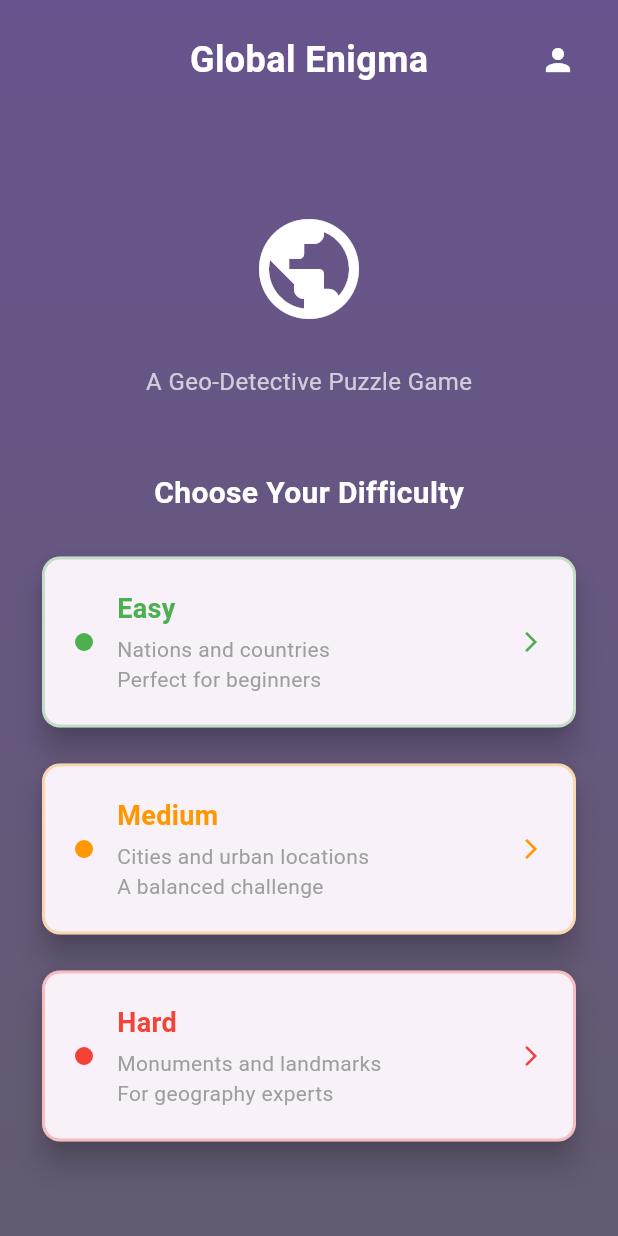
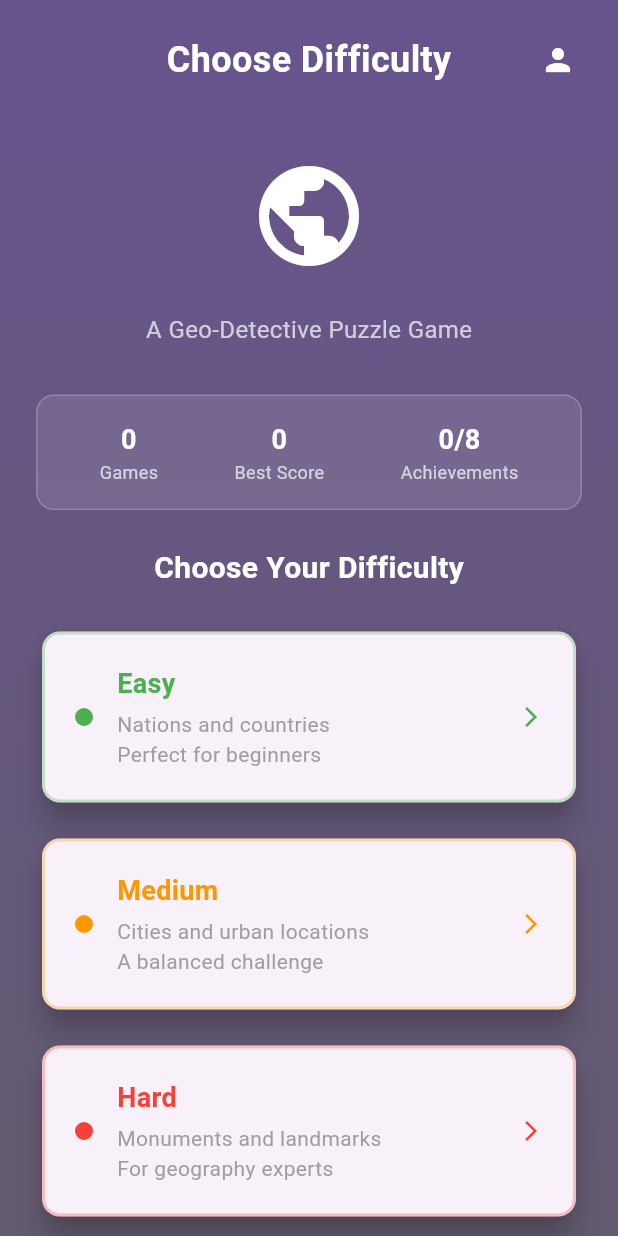
Before and after one commit to luca-zardini-afliant/GeoEnigma, a Flutter app: the StartScreen screen opened directly, on a phone screen of 412 x 824 dp. Run offline on Flutter 3.47's test engine with Material 3 defaults, Android fonts, the phone set to English and light mode, and no system bars; our stand-ins replace flutter_map, latlong2, shared_preferences; accounts and stored records are empty.

Commit message:
feat: Improve game navigation and user experience
- Fix game over dialog navigation by adding 'Back to Menu' button
- Add proper back button to game screen (returns to difficulty selection)
- Add floating action button for quick profile access during gameplay
- Improve start screen with quick stats display showing user progress
- Change navigation from pushReplacement to push for better back navigation
- Add user profile stats preview on difficulty selection screen
- Update header text to be more descriptive ('Choose Difficulty')

Navigation Improvements:
- Game over dialog now has two options: 'Back to Menu' and 'Play Again'
- Users can easily return to difficulty selection without being trapped
- Quick access to profile from both start screen and game screen
- Better visual feedback with user stats on start screen
- Improved overall navigation flow and user experience

Technical Changes:
- Convert StartScreen to StatefulWidget to load user profile
- Add ProfileScreen import to GameScreen
- Add UserStorageService integration to StartScreen
- Improve navigation stack management
- Add quick stats widget with games played, best score, and achievements

This fixes the issue where users were trapped in the game over state
and provides a much better overall navigation experience.

```diff
--- a/lib/screens/start_screen.dart
+++ b/lib/screens/start_screen.dart
@@ -1,11 +1,37 @@
 import 'package:flutter/material.dart';
 import 'game_screen.dart';
 import 'profile_screen.dart';
+import '../services/user_storage_service.dart';
+import '../models/user_profile.dart';
 
 enum Difficulty { easy, medium, hard }
 
-class StartScreen extends StatelessWidget {
+class StartScreen extends StatefulWidget {
   const StartScreen({super.key});
+
+  @override
+  State<StartScreen> createState() => _StartScreenState();
+}
+
+class _StartScreenState extends State<StartScreen> {
+  UserProfile? _userProfile;
+
+  @override
+  void initState() {
+    super.initState();
+    _loadUserProfile();
+  }
+
+  Future<void> _loadUserProfile() async {
+    try {
+      final profile = await UserStorageService.loadUserProfile();
+      setState(() {
+        _userProfile = profile;
+      });
+    } catch (e) {
+      // Handle error silently
+    }
+  }
 
   @override
   Widget build(BuildContext context) {
@@ -32,7 +58,7 @@ class StartScreen extends StatelessWidget {
                   children: [
                     const SizedBox(width: 48), // Spacer for centering
                     const Text(
-                      'Global Enigma',
+                      'Choose Difficulty',
                       style: TextStyle(
                         fontSize: 24,
                         fontWeight: FontWeight.bold,
@@ -71,7 +97,9 @@ class StartScreen extends StatelessWidget {
                             color: Colors.white70,
                           ),
                         ),
-                        const SizedBox(height: 48),
+                        const SizedBox(height: 32),
+                        if (_userProfile != null) _buildQuickStats(),
+                        const SizedBox(height: 24),
                         const Text(
                           'Choose Your Difficulty',
                           style: TextStyle(
@@ -181,10 +209,54 @@ class StartScreen extends StatelessWidget {
   }
 
   void _startGame(BuildContext context, Difficulty difficulty) {
-    Navigator.of(context).pushReplacement(
+    Navigator.of(context).push(
       MaterialPageRoute(
         builder: (context) => GameScreen(initialDifficulty: difficulty),
       ),
     );
   }
+
+  Widget _buildQuickStats() {
+    if (_userProfile == null) return const SizedBox.shrink();
+
+    return Container(
+      padding: const EdgeInsets.all(16),
+      decoration: BoxDecoration(
+        color: Colors.white.withOpacity(0.1),
+        borderRadius: BorderRadius.circular(12),
+        border: Border.all(color: Colors.white.withOpacity(0.2)),
+      ),
+      child: Row(
+        mainAxisAlignment: MainAxisAlignment.spaceAround,
+        children: [
+          _buildStatItem('Games', _userProfile!.totalGamesPlayed.toString()),
+          _buildStatItem('Best Score', _userProfile!.bestScore.toString()),
+          _buildStatItem('Achievements',
+            '${_userProfile!.achievements.where((a) => a.unlocked).length}/${_userProfile!.achievements.length}'),
+        ],
+      ),
+    );
+  }
+
+  Widget _buildStatItem(String label, String value) {
+    return Column(
+      children: [
+        Text(
+          value,
+          style: const TextStyle(
+            fontSize: 18,
+            fontWeight: FontWeight.bold,
+            color: Colors.white,
+          ),
+        ),
+        Text(
+          label,
+          style: const TextStyle(
+            fontSize: 12,
+            color: Colors.white70,
+          ),
+        ),
+      ],
+    );
+  }
 }
```
Also changed, not shown: lib/screens/game_screen.dart (+18 -3 lines).
